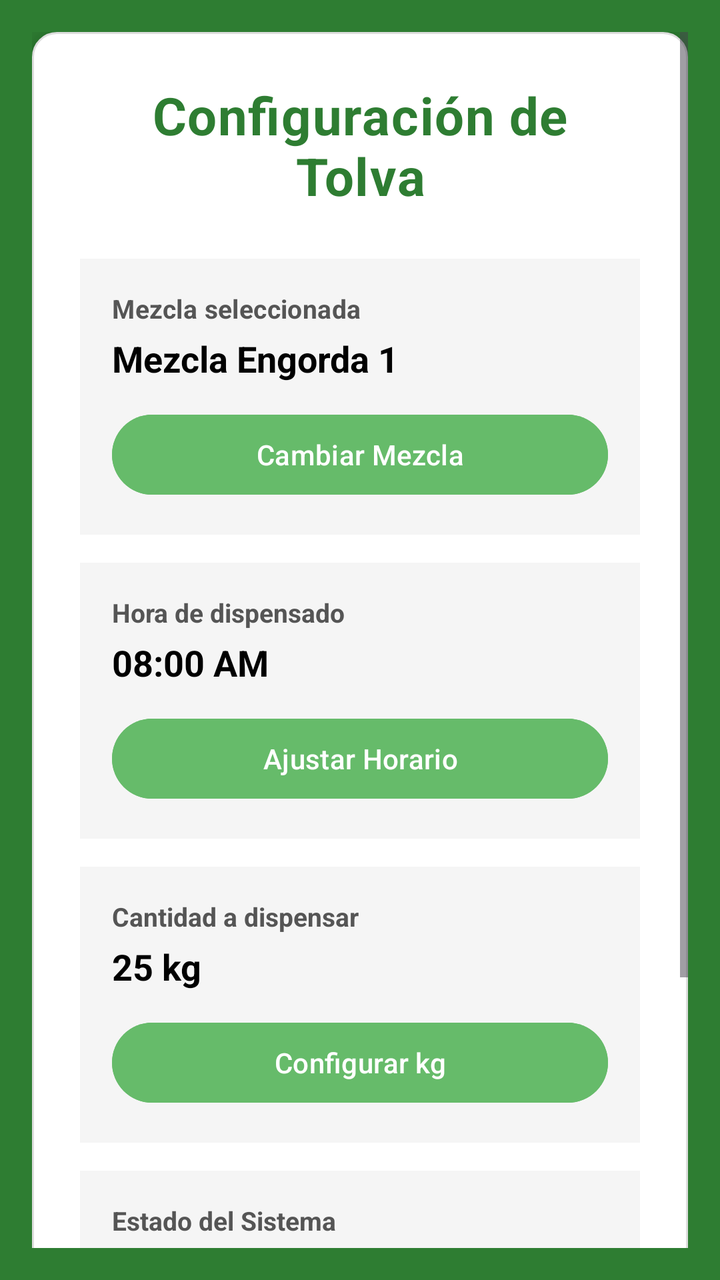
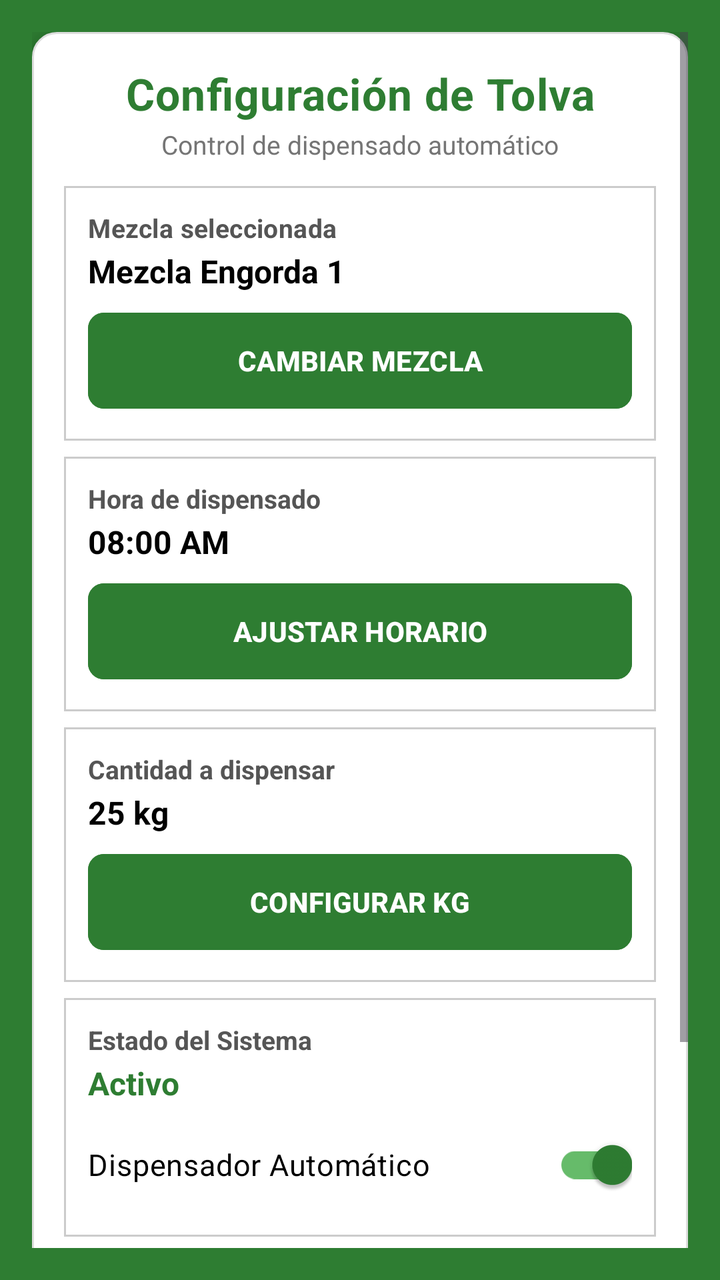

Before-and-after screenshots of an Android layout around one commit, followed by the original layout XML and the change that was made.
<!-- AndroidManifest.xml: application theme Theme.AMG -->
<!-- res/layout/activity_configuracion_tolva.xml -->
<?xml version="1.0" encoding="utf-8"?>
<androidx.coordinatorlayout.widget.CoordinatorLayout
    xmlns:android="http://schemas.android.com/apk/res/android"
    xmlns:app="http://schemas.android.com/apk/res-auto"
    android:layout_width="match_parent"
    android:layout_height="match_parent"
    android:background="@color/green_primary"
    android:fitsSystemWindows="true">

    <ScrollView
        android:layout_width="match_parent"
        android:layout_height="match_parent"
        android:padding="16dp">

        <LinearLayout
            android:layout_width="match_parent"
            android:layout_height="wrap_content"
            android:orientation="vertical"
            android:background="@drawable/bg_card"
            android:elevation="8dp"
            android:padding="24dp">

            <TextView
                android:layout_width="match_parent"
                android:layout_height="wrap_content"
                android:text="Configuración de Tolva"
                android:textSize="26sp"
                android:textStyle="bold"
                android:textColor="@color/green_primary"
                android:gravity="center"
                android:letterSpacing="0.02"
                android:layout_marginBottom="24dp"/>

            <LinearLayout
                android:layout_width="match_parent"
                android:layout_height="wrap_content"
                android:orientation="vertical"
                android:background="@color/grayBackground"
                android:padding="16dp"
                android:layout_marginBottom="14dp">

                <TextView
                    android:layout_width="wrap_content"
                    android:layout_height="wrap_content"
                    android:text="Mezcla seleccionada"
                    android:textStyle="bold"
                    android:textSize="13sp"
                    android:textColor="#555555"
                    android:letterSpacing="0.01"/>

                <TextView
                    android:id="@+id/tvMezclaSeleccionada"
                    android:layout_width="match_parent"
                    android:layout_height="wrap_content"
                    android:text="Mezcla Engorda 1"
                    android:textSize="18sp"
                    android:textStyle="bold"
                    android:textColor="@color/black"
                    android:paddingTop="4dp"
                    android:paddingBottom="12dp"/>

                <Button
                    android:id="@+id/btnSeleccionarMezcla"
                    style="@style/Widget.Material3.Button.TonalButton"
                    android:layout_width="match_parent"
                    android:layout_height="wrap_content"
                    android:text="Cambiar Mezcla"
                    android:backgroundTint="@color/green_light"
                    android:textColor="@color/white"/>
            </LinearLayout>

            <LinearLayout
                android:layout_width="match_parent"
                android:layout_height="wrap_content"
                android:orientation="vertical"
                android:background="@color/grayBackground"
                android:padding="16dp"
                android:layout_marginBottom="14dp">

                <TextView
                    android:layout_width="wrap_content"
                    android:layout_height="wrap_content"
                    android:text="Hora de dispensado"
                    android:textStyle="bold"
                    android:textSize="13sp"
                    android:textColor="#555555"/>

                <TextView
                    android:id="@+id/tvHora"
                    android:layout_width="match_parent"
                    android:layout_height="wrap_content"
                    android:text="08:00 AM"
                    android:textSize="18sp"
                    android:textStyle="bold"
                    android:textColor="@color/black"
                    android:paddingTop="4dp"
                    android:paddingBottom="12dp"/>

                <Button
                    android:id="@+id/btnSeleccionarHora"
                    style="@style/Widget.Material3.Button.TonalButton"
                    android:layout_width="match_parent"
                    android:layout_height="wrap_content"
                    android:text="Ajustar Horario"
                    android:backgroundTint="@color/green_light"
                    android:textColor="@color/white"/>
            </LinearLayout>

            <LinearLayout
                android:layout_width="match_parent"
                android:layout_height="wrap_content"
                android:orientation="vertical"
                android:background="@color/grayBackground"
                android:padding="16dp"
                android:layout_marginBottom="14dp">

                <TextView
                    android:layout_width="wrap_content"
                    android:layout_height="wrap_content"
                    android:text="Cantidad a dispensar"
                    android:textStyle="bold"
                    android:textSize="13sp"
                    android:textColor="#555555"/>

                <TextView
                    android:id="@+id/tvCantidad"
                    android:layout_width="match_parent"
                    android:layout_height="wrap_content"
                    android:text="25 kg"
                    android:textSize="18sp"
                    android:textStyle="bold"
                    android:textColor="@color/black"
                    android:paddingTop="4dp"
                    android:paddingBottom="12dp"/>

                <Button
                    android:id="@+id/btnCantidadTolva"
                    style="@style/Widget.Material3.Button.TonalButton"
                    android:layout_width="match_parent"
                    android:layout_height="wrap_content"
                    android:text="Configurar kg"
                    android:backgroundTint="@color/green_light"
                    android:textColor="@color/white"/>
            </LinearLayout>

            <LinearLayout
                android:layout_width="match_parent"
                android:layout_height="wrap_content"
                android:orientation="vertical"
                android:background="@color/grayBackground"
                android:padding="16dp"
                android:layout_marginBottom="20dp">

                <TextView
                    android:layout_width="wrap_content"
                    android:layout_height="wrap_content"
                    android:text="Estado del Sistema"
                    android:textStyle="bold"
                    android:textSize="13sp"
                    android:textColor="#555555"/>

                <TextView
                    android:id="@+id/tvEstado"
                    android:layout_width="match_parent"
                    android:layout_height="wrap_content"
                    android:text="Activo"
                    android:textSize="18sp"
                    android:textStyle="bold"
                    android:textColor="@color/green_primary"
                    android:paddingTop="4dp"
                    android:paddingBottom="12dp"/>

                <androidx.appcompat.widget.SwitchCompat
                    android:id="@+id/swTolvaActiva"
                    android:layout_width="match_parent"
                    android:layout_height="wrap_content"
                    android:text="Activar Dispensador Automático"
                    android:checked="true"
                    android:textColor="@color/black"
                    android:textSize="15sp"
                    app:thumbTint="@color/green_primary"
                    app:trackTint="@color/green_light"
                    app:switchPadding="12dp"/>
            </LinearLayout>

            <Button
                android:id="@+id/btnVolverConfiguracion"
                android:layout_width="match_parent"
                android:layout_height="56dp"
                android:text="VOLVER AL PANEL"
                android:textStyle="bold"
                android:backgroundTint="#8E8E8E"
                app:cornerRadius="8dp"/>
        </LinearLayout>
    </ScrollView>
</androidx.coordinatorlayout.widget.CoordinatorLayout>
<!-- resources referenced by this layout -->
<resources>
  <color name="black">#000000</color>
  <color name="grayBackground">#F5F5F5</color>
  <color name="green_light">#66BB6A</color>
  <color name="green_primary">#2E7D32</color>
  <color name="white">#FFFFFF</color>
  <!-- drawable bg_card (drawable) -->
  <?xml version="1.0" encoding="utf-8"?>
  <shape xmlns:android="http://schemas.android.com/apk/res/android"
      android:shape="rectangle">
  
      <solid android:color="#FFFFFF" />
  
      <corners android:radius="12dp" />
  
      <stroke
          android:width="1dp"
          android:color="#DDDDDD" />
  </shape>
  <style name="Theme.AMG" parent="Base.Theme.AMG" />
  <style name="Base.Theme.AMG" parent="Theme.Material3.DayNight.NoActionBar">
          <item name="colorPrimary">@color/green_primary</item>
          <item name="colorSecondary">@color/green_light</item>
      </style>
</resources>

<!-- the commit's change to res/layout/activity_configuracion_tolva.xml (unified diff, before → after) -->
@@ -15,182 +15,216 @@
         <LinearLayout
             android:layout_width="match_parent"
             android:layout_height="wrap_content"
-            android:orientation="vertical"
-            android:background="@drawable/bg_card"
-            android:elevation="8dp"
-            android:padding="24dp">
-
-            <TextView
-                android:layout_width="match_parent"
-                android:layout_height="wrap_content"
-                android:text="Configuración de Tolva"
-                android:textSize="26sp"
-                android:textStyle="bold"
-                android:textColor="@color/green_primary"
-                android:gravity="center"
-                android:letterSpacing="0.02"
-                android:layout_marginBottom="24dp"/>
+            android:orientation="vertical">
 
             <LinearLayout
                 android:layout_width="match_parent"
                 android:layout_height="wrap_content"
                 android:orientation="vertical"
-                android:background="@color/grayBackground"
-                android:padding="16dp"
-                android:layout_marginBottom="14dp">
+                android:background="@drawable/bg_card"
+                android:elevation="8dp"
+                android:padding="16dp">
 
                 <TextView
-                    android:layout_width="wrap_content"
-                    android:layout_height="wrap_content"
-                    android:text="Mezcla seleccionada"
-                    android:textStyle="bold"
-                    android:textSize="13sp"
-                    android:textColor="#555555"
-                    android:letterSpacing="0.01"/>
-
-                <TextView
-                    android:id="@+id/tvMezclaSeleccionada"
-                    android:layout_width="match_parent"
-                    android:layout_height="wrap_content"
-                    android:text="Mezcla Engorda 1"
-                    android:textSize="18sp"
-                    android:textStyle="bold"
-                    android:textColor="@color/black"
-                    android:paddingTop="4dp"
-                    android:paddingBottom="12dp"/>
-
-                <Button
-                    android:id="@+id/btnSeleccionarMezcla"
-                    style="@style/Widget.Material3.Button.TonalButton"
-                    android:layout_width="match_parent"
-                    android:layout_height="wrap_content"
-                    android:text="Cambiar Mezcla"
-                    android:backgroundTint="@color/green_light"
-                    android:textColor="@color/white"/>
-            </LinearLayout>
-
-            <LinearLayout
-                android:layout_width="match_parent"
-                android:layout_height="wrap_content"
-                android:orientation="vertical"
-                android:background="@color/grayBackground"
-                android:padding="16dp"
-                android:layout_marginBottom="14dp">
-
-                <TextView
-                    android:layout_width="wrap_content"
-                    android:layout_height="wrap_content"
-                    android:text="Hora de dispensado"
-                    android:textStyle="bold"
-                    android:textSize="13sp"
-                    android:textColor="#555555"/>
-
-                <TextView
-                    android:id="@+id/tvHora"
-                    android:layout_width="match_parent"
-                    android:layout_height="wrap_content"
-                    android:text="08:00 AM"
-                    android:textSize="18sp"
-                    android:textStyle="bold"
-                    android:textColor="@color/black"
-                    android:paddingTop="4dp"
-                    android:paddingBottom="12dp"/>
-
-                <Button
-                    android:id="@+id/btnSeleccionarHora"
-                    style="@style/Widget.Material3.Button.TonalButton"
-                    android:layout_width="match_parent"
-                    android:layout_height="wrap_content"
-                    android:text="Ajustar Horario"
-                    android:backgroundTint="@color/green_light"
-                    android:textColor="@color/white"/>
-            </LinearLayout>
-
-            <LinearLayout
-                android:layout_width="match_parent"
-                android:layout_height="wrap_content"
-                android:orientation="vertical"
-                android:background="@color/grayBackground"
-                android:padding="16dp"
-                android:layout_marginBottom="14dp">
-
-                <TextView
-                    android:layout_width="wrap_content"
-                    android:layout_height="wrap_content"
-                    android:text="Cantidad a dispensar"
-                    android:textStyle="bold"
-                    android:textSize="13sp"
-                    android:textColor="#555555"/>
-
-                <TextView
-                    android:id="@+id/tvCantidad"
-                    android:layout_width="match_parent"
-                    android:layout_height="wrap_content"
-                    android:text="25 kg"
-                    android:textSize="18sp"
-                    android:textStyle="bold"
-                    android:textColor="@color/black"
-                    android:paddingTop="4dp"
-                    android:paddingBottom="12dp"/>
-
-                <Button
-                    android:id="@+id/btnCantidadTolva"
-                    style="@style/Widget.Material3.Button.TonalButton"
-                    android:layout_width="match_parent"
-                    android:layout_height="wrap_content"
-                    android:text="Configurar kg"
-                    android:backgroundTint="@color/green_light"
-                    android:textColor="@color/white"/>
-            </LinearLayout>
-
-            <LinearLayout
-                android:layout_width="match_parent"
-                android:layout_height="wrap_content"
-                android:orientation="vertical"
-                android:background="@color/grayBackground"
-                android:padding="16dp"
-                android:layout_marginBottom="20dp">
-
-                <TextView
-                    android:layout_width="wrap_content"
-                    android:layout_height="wrap_content"
-                    android:text="Estado del Sistema"
-                    android:textStyle="bold"
-                    android:textSize="13sp"
-                    android:textColor="#555555"/>
-
-                <TextView
-                    android:id="@+id/tvEstado"
-                    android:layout_width="match_parent"
-                    android:layout_height="wrap_content"
-                    android:text="Activo"
-                    android:textSize="18sp"
+                    android:layout_width="match_parent"
+                    android:layout_height="wrap_content"
+                    android:text="Configuración de Tolva"
+                    android:textSize="22sp"
                     android:textStyle="bold"
                     android:textColor="@color/green_primary"
-                    android:paddingTop="4dp"
-                    android:paddingBottom="12dp"/>
-
-                <androidx.appcompat.widget.SwitchCompat
-                    android:id="@+id/swTolvaActiva"
-                    android:layout_width="match_parent"
-                    android:layout_height="wrap_content"
-                    android:text="Activar Dispensador Automático"
-                    android:checked="true"
-                    android:textColor="@color/black"
-                    android:textSize="15sp"
-                    app:thumbTint="@color/green_primary"
-                    app:trackTint="@color/green_light"
-                    app:switchPadding="12dp"/>
+                    android:gravity="center"
+                    android:letterSpacing="0.02"
+                    android:layout_marginBottom="2dp"/>
+
+                <TextView
+                    android:layout_width="match_parent"
+                    android:layout_height="wrap_content"
+                    android:text="Control de dispensado automático"
+                    android:textSize="13sp"
+                    android:textColor="#757575"
+                    android:gravity="center"
+                    android:layout_marginBottom="12dp"/>
+
+                
+                <LinearLayout
+                    android:layout_width="match_parent"
+                    android:layout_height="wrap_content"
+                    android:orientation="vertical"
+                    android:background="@drawable/borde_celda"
+                    android:padding="12dp"
+                    android:layout_marginBottom="8dp">
+
+                    <TextView
+                        android:layout_width="wrap_content"
+                        android:layout_height="wrap_content"
+                        android:text="Mezcla seleccionada"
+                        android:textStyle="bold"
+                        android:textSize="13sp"
+                        android:textColor="#555555"
+                        android:letterSpacing="0.01"/>
+
+                    <TextView
+                        android:id="@+id/tvMezclaSeleccionada"
+                        android:layout_width="match_parent"
+                        android:layout_height="wrap_content"
+                        android:text="Mezcla Engorda 1"
+                        android:textSize="16sp"
+                        android:textStyle="bold"
+                        android:textColor="@color/black"
+                        android:paddingTop="2dp"
+                        android:paddingBottom="6dp"/>
+
+                    <Button
+                        android:id="@+id/btnSeleccionarMezcla"
+                        android:layout_width="match_parent"
+                        android:layout_height="56dp"
+                        android:text="CAMBIAR MEZCLA"
+                        android:textStyle="bold"
+                        android:backgroundTint="@color/green_primary"
+                        android:textColor="@color/white"
+                        app:cornerRadius="8dp"/>
+                </LinearLayout>
+
+                
+                <LinearLayout
+                    android:layout_width="match_parent"
+                    android:layout_height="wrap_content"
+                    android:orientation="vertical"
+                    android:background="@drawable/borde_celda"
+                    android:padding="12dp"
+                    android:layout_marginBottom="8dp">
+
+                    <TextView
+                        android:layout_width="wrap_content"
+                        android:layout_height="wrap_content"
+                        android:text="Hora de dispensado"
+                        android:textStyle="bold"
+                        android:textSize="13sp"
+                        android:textColor="#555555"/>
+
+                    <TextView
+                        android:id="@+id/tvHora"
+                        android:layout_width="match_parent"
+                        android:layout_height="wrap_content"
+                        android:text="08:00 AM"
+                        android:textSize="16sp"
+                        android:textStyle="bold"
+                        android:textColor="@color/black"
+                        android:paddingTop="2dp"
+                        android:paddingBottom="6dp"/>
+
+                    <Button
+                        android:id="@+id/btnSeleccionarHora"
+                        android:layout_width="match_parent"
+                        android:layout_height="56dp"
+                        android:text="AJUSTAR HORARIO"
+                        android:textStyle="bold"
+                        android:backgroundTint="@color/green_primary"
+                        android:textColor="@color/white"
+                        app:cornerRadius="8dp"/>
+                </LinearLayout>
+
+                
+                <LinearLayout
+                    android:layout_width="match_parent"
+                    android:layout_height="wrap_content"
+                    android:orientation="vertical"
+                    android:background="@drawable/borde_celda"
+                    android:padding="12dp"
+                    android:layout_marginBottom="8dp">
+
+                    <TextView
+                        android:layout_width="wrap_content"
+                        android:layout_height="wrap_content"
+                        android:text="Cantidad a dispensar"
+                        android:textStyle="bold"
+                        android:textSize="13sp"
+                        android:textColor="#555555"/>
+
+                    <TextView
+                        android:id="@+id/tvCantidad"
+                        android:layout_width="match_parent"
+                        android:layout_height="wrap_content"
+                        android:text="25 kg"
+                        android:textSize="16sp"
+                        android:textStyle="bold"
+                        android:textColor="@color/black"
+                        android:paddingTop="2dp"
+                        android:paddingBottom="6dp"/>
+
+                    <Button
+                        android:id="@+id/btnCantidadTolva"
+                        android:layout_width="match_parent"
+                        android:layout_height="56dp"
+                        android:text="CONFIGURAR KG"
+                        android:textStyle="bold"
+                        android:backgroundTint="@color/green_primary"
+                        android:textColor="@color/white"
+                        app:cornerRadius="8dp"/>
+                </LinearLayout>
+
+                
+                <LinearLayout
+                    android:layout_width="match_parent"
+                    android:layout_height="wrap_content"
+                    android:orientation="vertical"
+                    android:background="@drawable/borde_celda"
+                    android:padding="12dp"
+                    android:layout_marginBottom="16dp">
+
+                    <TextView
+                        android:layout_width="wrap_content"
+                        android:layout_height="wrap_content"
+                        android:text="Estado del Sistema"
+                        android:textStyle="bold"
+                        android:textSize="13sp"
+                        android:textColor="#555555"/>
+
+                    <TextView
+                        android:id="@+id/tvEstado"
+                        android:layout_width="match_parent"
+                        android:layout_height="wrap_content"
+                        android:text="Activo"
+                        android:textSize="16sp"
+                        android:textStyle="bold"
+                        android:textColor="@color/green_primary"
+                        android:paddingTop="2dp"
+                        android:paddingBottom="6dp"/>
+
+                    <androidx.appcompat.widget.SwitchCompat
+                        android:id="@+id/swTolvaActiva"
+                        android:layout_width="match_parent"
+                        android:layout_height="wrap_content"
+                        android:text="Dispensador Automático"
+                        android:checked="true"
+                        android:textColor="@color/black"
+                        android:textSize="15sp"
+                        app:thumbTint="@color/green_primary"
+                        app:trackTint="@color/green_light"
+                        app:switchPadding="12dp"/>
+                </LinearLayout>
+
+                
+                <Button
+                    android:id="@+id/btnHistorialTolva"
+                    android:layout_width="match_parent"
+                    android:layout_height="56dp"
+                    android:text="VER HISTORIAL"
+                    android:textStyle="bold"
+                    android:backgroundTint="@color/green_primary"
+                    android:textColor="@color/white"
+                    app:cornerRadius="8dp"
+                    android:layout_marginBottom="8dp"/>
+
+                <Button
+                    android:id="@+id/btnVolverConfiguracion"
+                    android:layout_width="match_parent"
+                    android:layout_height="56dp"
+                    android:text="VOLVER"
+                    android:textStyle="bold"
+                    android:backgroundTint="#8E8E8E"
+                    app:cornerRadius="8dp"/>
             </LinearLayout>
-
-            <Button
-                android:id="@+id/btnVolverConfiguracion"
-                android:layout_width="match_parent"
-                android:layout_height="56dp"
-                android:text="VOLVER AL PANEL"
-                android:textStyle="bold"
-                android:backgroundTint="#8E8E8E"
-                app:cornerRadius="8dp"/>
         </LinearLayout>
     </ScrollView>
 </androidx.coordinatorlayout.widget.CoordinatorLayout>
<!-- resource entries referenced after the edit -->
@@ -1,7 +1,6 @@
 <!-- resources referenced by this layout -->
 <resources>
   <color name="black">#000000</color>
-  <color name="grayBackground">#F5F5F5</color>
   <color name="green_light">#66BB6A</color>
   <color name="green_primary">#2E7D32</color>
   <color name="white">#FFFFFF</color>
@@ -18,6 +17,23 @@
           android:width="1dp"
           android:color="#DDDDDD" />
   </shape>
+  <!-- drawable borde_celda (drawable) -->
+  <?xml version="1.0" encoding="utf-8"?>
+  <shape xmlns:android="http://schemas.android.com/apk/res/android">
+  
+      <stroke
+          android:width="1dp"
+          android:color="#CCCCCC"/>
+  
+      <solid android:color="#FFFFFF"/>
+  
+      <padding
+          android:left="8dp"
+          android:right="8dp"
+          android:top="6dp"
+          android:bottom="6dp"/>
+  
+  </shape>
   <style name="Theme.AMG" parent="Base.Theme.AMG" />
   <style name="Base.Theme.AMG" parent="Theme.Material3.DayNight.NoActionBar">
           <item name="colorPrimary">@color/green_primary</item>
